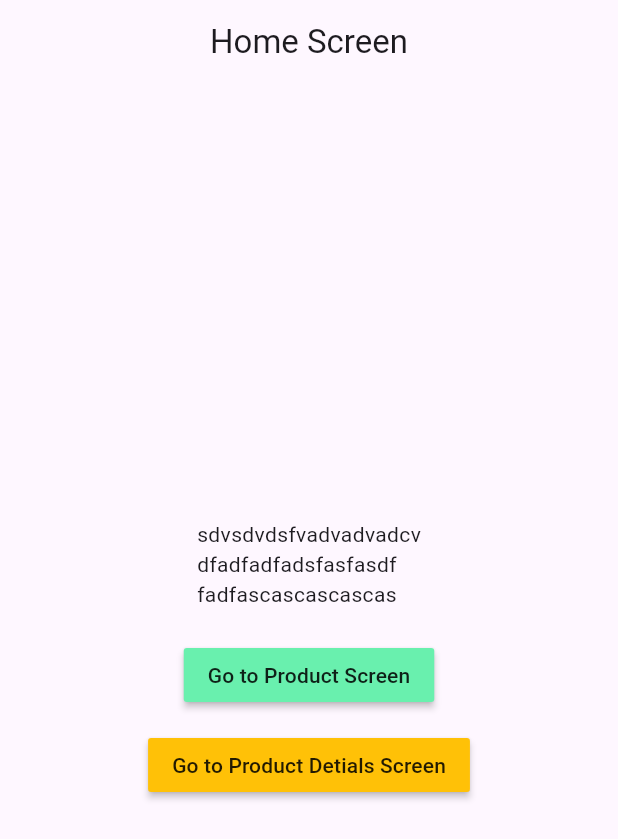
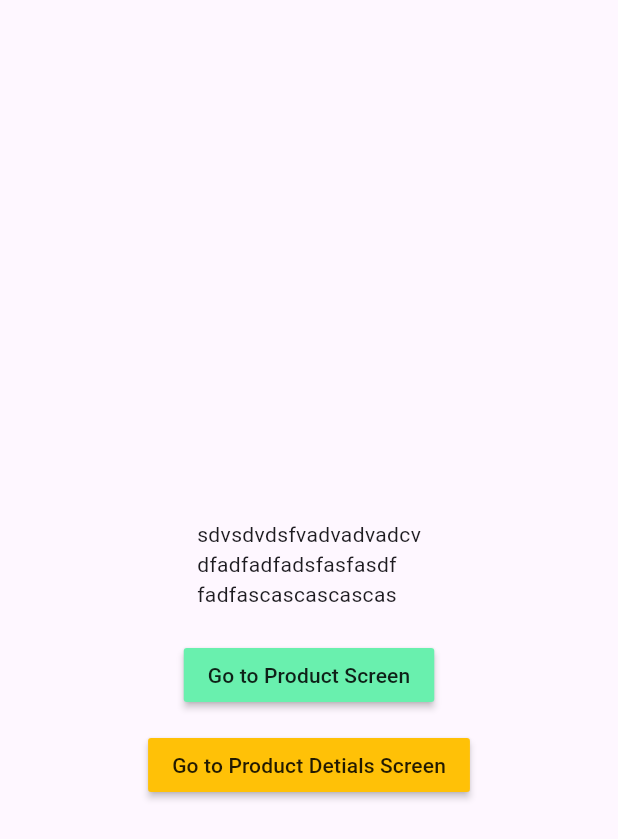
Before and after one commit to mSaaad10/test_proj, a Flutter app: the screen it shows after launch, on a phone screen of 412 x 824 dp. Shown: the top 839 px of the screen. Run offline on Flutter 3.47's test engine with Material 3 defaults, Android fonts, the phone set to English and light mode, and no system bars.

Commit message:
remove t

```diff
--- a/lib/routes/home_screen.dart
+++ b/lib/routes/home_screen.dart
@@ -11,7 +11,7 @@ class HomeScreen extends StatelessWidget {
   Widget build(BuildContext context) {
     return Scaffold(
       appBar: AppBar(
-        title: const Text('Home Screen'),
+        title: const Text(''),
         centerTitle: true,
       ),
       body: Column(
```
